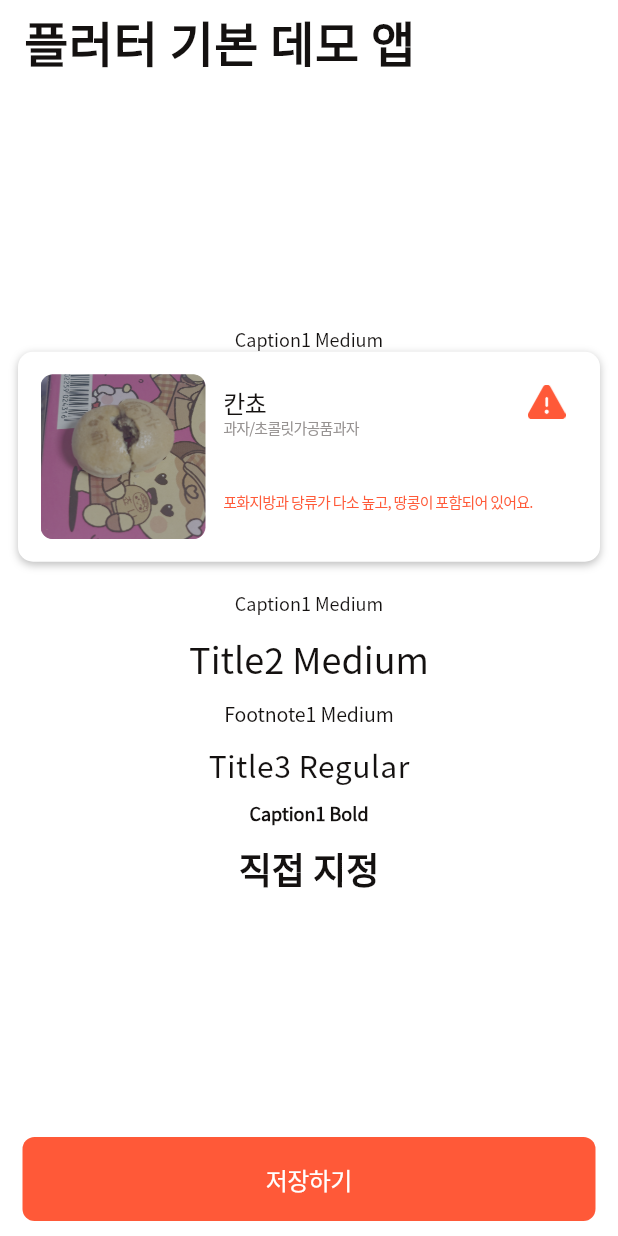
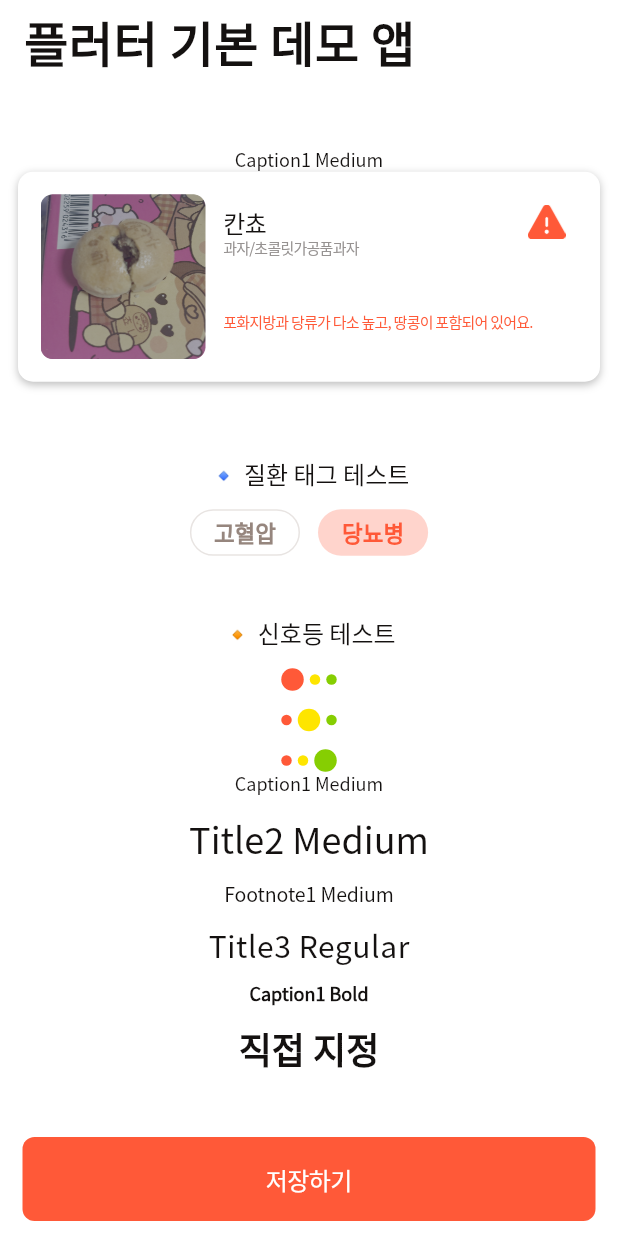
Before and after one commit to skku-sw-25f-capstone6/HealthyScanner, a Flutter app: the screen it shows after launch, on a phone screen of 412 x 824 dp. Run offline on Flutter 3.47's test engine with Material 3 defaults, Android fonts, the light colour scheme and no system bars.

Commit message:
feat: add TrafficLight & TagChipToggle components and update AppColors

```diff
--- /dev/null
+++ b/healthy_scanner/lib/component/tag_chip_toggle.dart
@@ -0,0 +1,67 @@
+import 'package:flutter/material.dart';
+import '../theme/app_colors.dart';
+
+class TagChipToggle extends StatefulWidget {
+  final String label;
+  final bool initialSelected;
+  final Function(bool)? onChanged;
+
+  const TagChipToggle({
+    super.key,
+    required this.label,
+    this.initialSelected = false,
+    this.onChanged,
+  });
+
+  @override
+  State<TagChipToggle> createState() => _TagChipToggleState();
+}
+
+class _TagChipToggleState extends State<TagChipToggle> {
+  late bool _isSelected;
+
+  @override
+  void initState() {
+    super.initState();
+    _isSelected = widget.initialSelected;
+  }
+
+  void _toggleSelection() {
+    setState(() {
+      _isSelected = !_isSelected;
+    });
+    widget.onChanged?.call(_isSelected);
+  }
+
+  @override
+  Widget build(BuildContext context) {
+    final backgroundColor =
+        _isSelected ? AppColors.peachRed : AppColors.staticWhite;
+    final textColor =
+        _isSelected ? AppColors.mainRed : AppColors.brownGray;
+
+    return GestureDetector(
+      onTap: _toggleSelection,
+      child: AnimatedContainer(
+        duration: const Duration(milliseconds: 150),
+        padding: const EdgeInsets.symmetric(horizontal: 15, vertical: 4),
+        decoration: BoxDecoration(
+          color: backgroundColor,
+          borderRadius: BorderRadius.circular(17),
+          border: Border.all(
+            color: _isSelected ? Colors.transparent : AppColors.softGray,
+            width: 1,
+          ),
+        ),
+        child: Text(
+          widget.label,
+          style: TextStyle(
+            fontSize: 15,
+            fontWeight: FontWeight.w600,
+            color: textColor,
+          ),
+        ),
+      ),
+    );
+  }
+}
--- /dev/null
+++ b/healthy_scanner/lib/component/traffic_light.dart
@@ -0,0 +1,41 @@
+import 'package:flutter/material.dart';
+import '../theme/app_colors.dart'; // 경로에 맞게 수정하세요
+
+enum TrafficLightState { red, yellow, green }
+
+class TrafficLight extends StatelessWidget {
+  final TrafficLightState state;
+
+  const TrafficLight({
+    super.key,
+    required this.state,
+  });
+
+  @override
+  Widget build(BuildContext context) {
+    return Row(
+      mainAxisAlignment: MainAxisAlignment.center,
+      children: [
+        _buildLight(AppColors.mainRed, state == TrafficLightState.red),
+        const SizedBox(width: 4),
+        _buildLight(AppColors.kakaoYellow, state == TrafficLightState.yellow),
+        const SizedBox(width: 4),
+        _buildLight(AppColors.mainGreen, state == TrafficLightState.green),
+      ],
+    );
+  }
+
+  Widget _buildLight(Color color, bool isActive) {
+    final double size = isActive ? 15 : 7;
+
+    return AnimatedContainer(
+      duration: const Duration(milliseconds: 200),
+      width: size,
+      height: size,
+      decoration: BoxDecoration(
+        color: color,
+        shape: BoxShape.circle,
+      ),
+    );
+  }
+}
--- a/healthy_scanner/lib/main.dart
+++ b/healthy_scanner/lib/main.dart
@@ -3,6 +3,8 @@ import 'package:healthy_scanner/theme/app_theme.dart';
 import 'package:healthy_scanner/theme/theme_extensions.dart';
 import 'package:healthy_scanner/component/bottombutton.dart';
 import 'package:healthy_scanner/foodcard.dart';
+import 'package:healthy_scanner/component/tag_chip_toggle.dart';
+import 'package:healthy_scanner/component/traffic_light.dart';
 
 void main() {
   runApp(const MyApp());
@@ -55,7 +57,34 @@ class _MyHomePageState extends State<MyHomePage> {
                   // 카드 눌렸을 때 액션 추가: 상세 페이지 등으로 이동
                 },
               ),
+
             ),
+            const SizedBox(height: 30),
+
+            // ✅ 질환 칩 버튼 테스트
+            const Text('🔹 질환 태그 테스트', style: TextStyle(fontSize: 16)),
+            const SizedBox(height: 12),
+            Row(
+              mainAxisAlignment: MainAxisAlignment.center,
+              children: const [
+                TagChipToggle(label: '고혈압'),
+                SizedBox(width: 12),
+                TagChipToggle(label: '당뇨병', initialSelected: true),
+              ],
+            ),
+
+            const SizedBox(height: 40),
+
+            // ✅ 신호등 테스트
+            const Text('🔸 신호등 테스트', style: TextStyle(fontSize: 16)),
+            const SizedBox(height: 12),
+            const TrafficLight(state: TrafficLightState.red),
+            const SizedBox(height: 12),
+            const TrafficLight(state: TrafficLightState.yellow),
+            const SizedBox(height: 12),
+            const TrafficLight(state: TrafficLightState.green),
+
+
             Text(
               'Caption1 Medium',
               style: context.caption1Medium,
@@ -80,6 +109,7 @@ class _MyHomePageState extends State<MyHomePage> {
           ],
         ),
       ),
+
       bottomNavigationBar: SafeArea(
         minimum: const EdgeInsets.fromLTRB(15, 0, 15, 10),
         child: BottomButton(
--- a/healthy_scanner/lib/theme/app_colors.dart
+++ b/healthy_scanner/lib/theme/app_colors.dart
@@ -19,4 +19,7 @@ class AppColors {
   static const mainRed = Color(0xFFFF5938);
   static const salmonRed = Color(0xFFFFAA99);
   static const peachRed = Color(0xFFFFD4CC);
+  static const kakaoYellow = Color(0xFFFEE500);
+  static const mainGreen = Color(0xFF86CE02);
+
 }
```
